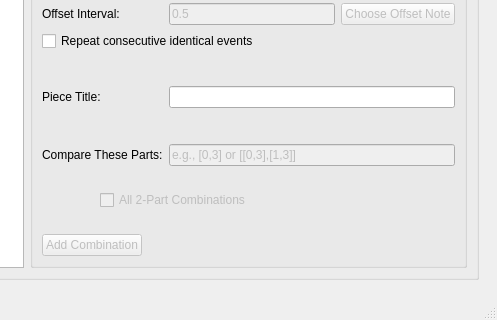
Before: the Qt Designer form views/ui/main_window.ui in ELVIS-Project/vis-framework, drawn with Qt 5; both pictures show x 456 to 953 and y 358 to 678 of the 953 by 678 pixel window.
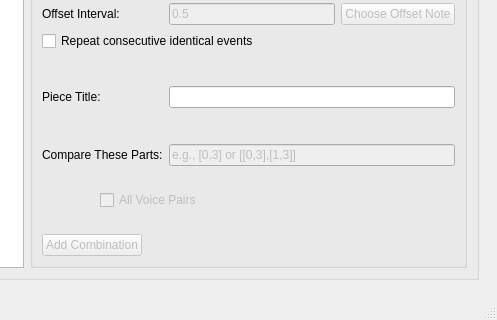
After: the same form once the commit is applied. Icons and pictures are not drawn.

```diff
--- a/views/ui/main_window.ui
+++ b/views/ui/main_window.ui
@@ -528,7 +528,7 @@
                        <string>Collect Statistics for all Part Combinations</string>
                       </property>
                       <property name="text">
-                       <string>All 2-Part Combinations</string>
+                       <string>All Voice Pairs</string>
                       </property>
                      </widget>
                     </item>
```
